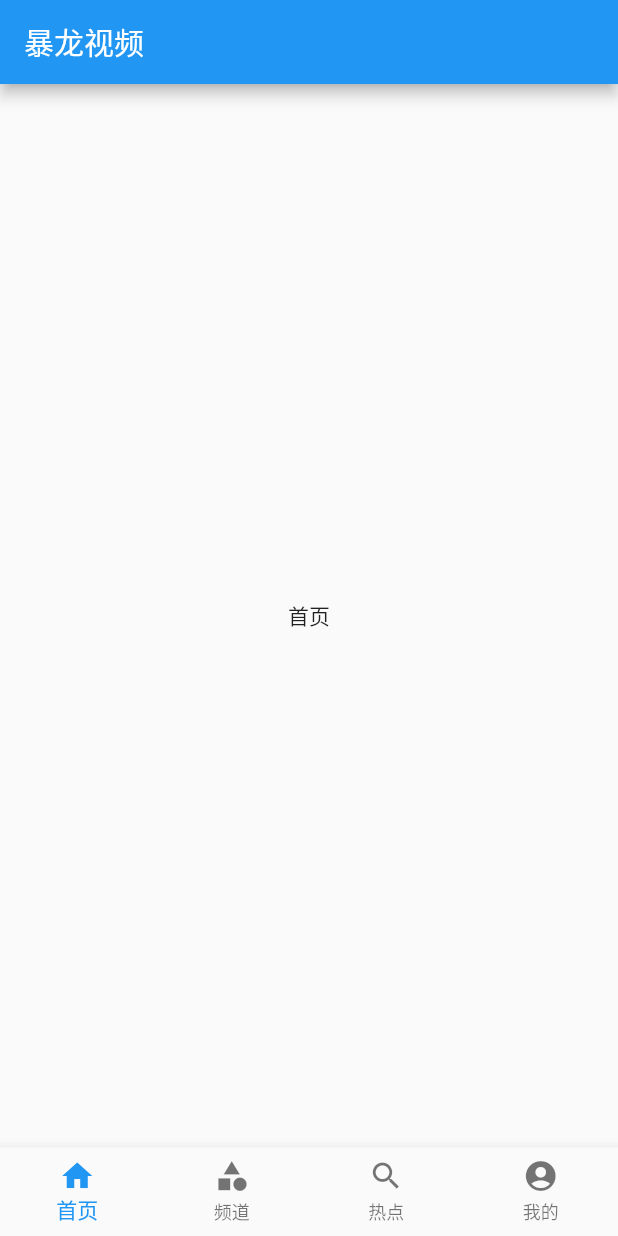
After one commit to BaoLongS111/flutter_balon_movie, a Flutter app: the screen it shows after launch, on a phone screen of 412 x 824 dp. The commit adds this screen. Run offline on Flutter 3.47's test engine with Material 2 defaults, Android fonts, the phone set to English and light mode, and no system bars.

Commit message:
second commit.(pages)

```diff
--- /dev/null
+++ b/lib/navigator/tab_navigator.dart
@@ -0,0 +1,46 @@
+import 'package:balon_movie/pages/category_page.dart';
+import 'package:balon_movie/pages/home_page.dart';
+import 'package:balon_movie/pages/hot_page.dart';
+import 'package:balon_movie/pages/profile_page.dart';
+import 'package:flutter/material.dart';
+import 'package:flutter/cupertino.dart';
+
+class TabNavigator extends StatefulWidget {
+  TabNavigator({Key key}) : super(key: key);
+
+  @override
+  _TabNavigatorState createState() => _TabNavigatorState();
+}
+
+class _TabNavigatorState extends State<TabNavigator> {
+  final PageController _controller = PageController(initialPage: 0);
+  int _currentIndex = 0;
+
+  @override
+  Widget build(BuildContext context) {
+    return Scaffold(
+      body: PageView(
+        controller: _controller,
+        children: [HomePage(), CategoryPage(), HotPage(), ProfilePage()],
+      ),
+      bottomNavigationBar: BottomNavigationBar(
+        onTap: (index) {
+          _controller.jumpToPage(index);
+          setState(() {
+            _currentIndex = index;
+          });
+        },
+        type: BottomNavigationBarType.fixed,
+        currentIndex: _currentIndex,
+        items: [
+          BottomNavigationBarItem(icon: Icon(Icons.home), title: Text("首页")),
+          BottomNavigationBarItem(
+              icon: Icon(Icons.category), title: Text("频道")),
+          BottomNavigationBarItem(icon: Icon(Icons.search), title: Text("热点")),
+          BottomNavigationBarItem(
+              icon: Icon(Icons.account_circle), title: Text("我的")),
+        ],
+      ),
+    );
+  }
+}
--- /dev/null
+++ b/lib/pages/home_page.dart
@@ -0,0 +1,22 @@
+import 'package:flutter/material.dart';
+
+class HomePage extends StatefulWidget {
+  HomePage({Key key}) : super(key: key);
+
+  @override
+  _HomePageState createState() => _HomePageState();
+}
+
+class _HomePageState extends State<HomePage> {
+  @override
+  Widget build(BuildContext context) {
+    return Scaffold(
+      appBar: AppBar(
+        title: Text("暴龙视频"),
+      ),
+      body: Center(
+        child: Text("首页"),
+      ),
+    );
+  }
+}
```
Also changed, not shown: lib/main.dart (+8 -103 lines), lib/pages/category_page.dart (added, +22 -0 lines), lib/pages/hot_page.dart (added, +22 -0 lines), lib/pages/profile_page.dart (added, +22 -0 lines), 1 other file.
